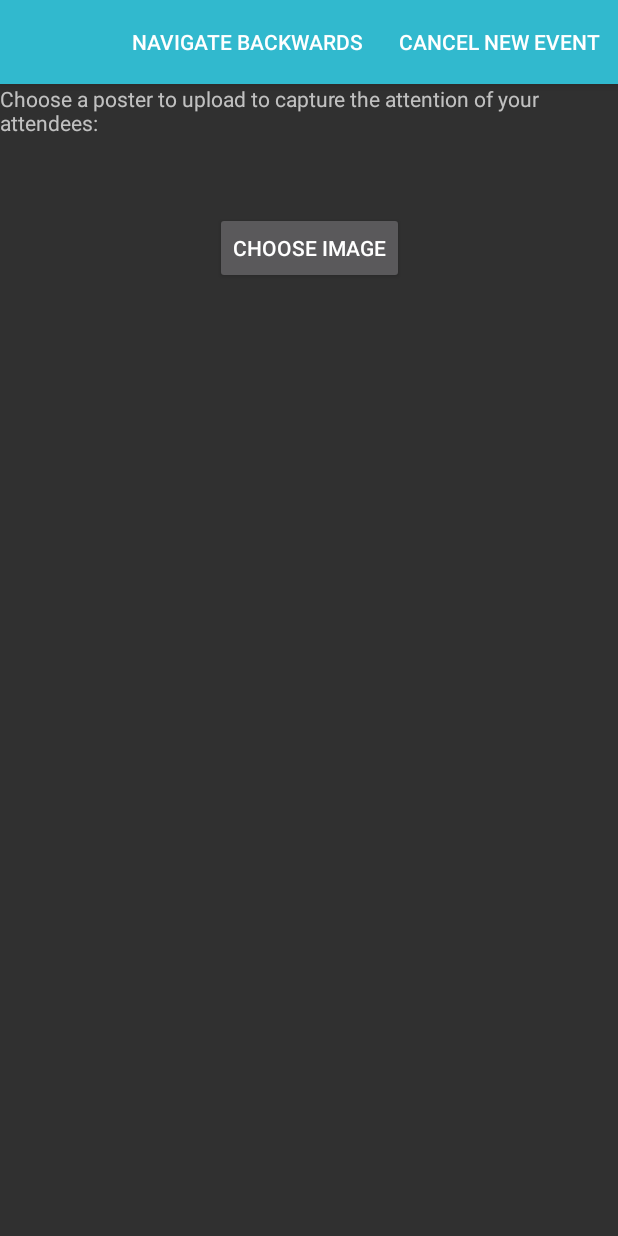
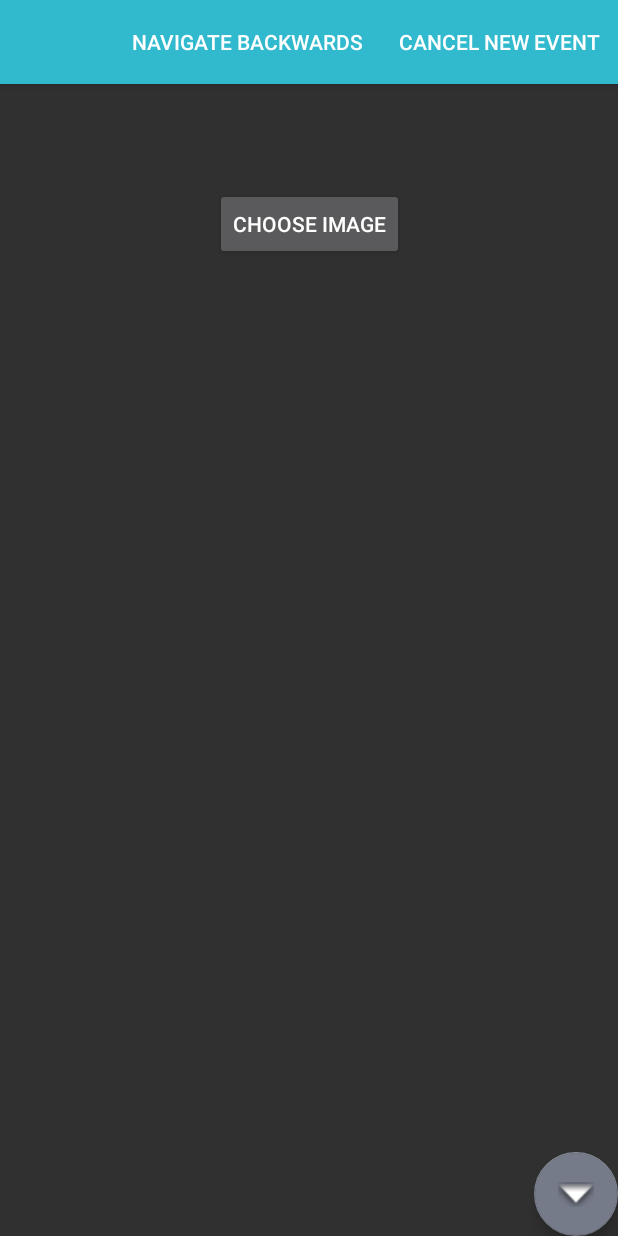
Before and after one commit to CMPUT301W24T04/QrazyQRsRUs, an Android app: the NewEventTextFragment screen opened through its navigation route, after a tap on an icon or button, on a phone screen of 412 x 824 dp. Run offline under Robolectric (Android 15) with nearby library versions, the phone set to English and light mode, and no system bars; 2 other taps on this screen came first.

Commit message:
added functionality for user input to be made into a new Event object. added qr code display to qr fragment. added static qr code generation. next is to make the qr code that is generated be specific to event title/id (encode title in content, in order to find encoded event upon scanning qr code)

```diff
--- a/code/app/build.gradle.kts
+++ b/code/app/build.gradle.kts
@@ -56,4 +56,7 @@ dependencies {
 
     // Jetpack Compose Integration
     implementation("androidx.navigation:navigation-compose:$nav_version")
+
+    //ZXing QR Codes
+    implementation("com.journeyapps:zxing-android-embedded:4.3.0")
 }
--- /dev/null
+++ b/code/app/src/main/java/com/example/qrazyqrsrus/Event.java
@@ -0,0 +1,56 @@
+package com.example.qrazyqrsrus;
+
+import java.io.Serializable;
+import java.util.Date;
+
+
+public class Event implements Serializable {
+    private String eventName;
+    private String location;
+    private Date date;
+    private String details;
+
+    // Default constructor
+    public Event() {
+    }
+
+    public Event(String eventName, String location, Date date, String details) {
+        this.eventName = eventName;
+        this.location = location;
+        this.date = date;
+        this.details = details;
+    }
+
+    public String getEventName() {
+        return eventName;
+    }
+
+    public void setEventName(String eventName) {
+        this.eventName = eventName;
+    }
+
+    public String getLocation() {
+        return location;
+    }
+
+    public void setLocation(String location) {
+        this.location = location;
+    }
+
+    public Date getDate() {
+        return date;
+    }
+
+    public void setDate(Date date) {
+        this.date = date;
+    }
+
+    public String getDetails() {
+        return details;
+    }
+
+    public void setDetails(String details) {
+        this.details = details;
+    }
+
+}
--- a/code/app/src/main/java/com/example/qrazyqrsrus/MainActivity.java
+++ b/code/app/src/main/java/com/example/qrazyqrsrus/MainActivity.java
@@ -9,11 +9,14 @@ import androidx.navigation.fragment.NavHostFragment;
 import android.os.Bundle;
 import android.view.View;
 
-//used to implement NewEventNavHostFragment.AddEventListener
-public class MainActivity extends AppCompatActivity{
+import java.util.ArrayList;
+
+//temporarily implements NewEventTextFragment.AdddEventListener until we get firestore functionality
+public class MainActivity extends AppCompatActivity implements NewEventTextFragment.AddEventListener {
     private NavHostFragment navHostFragment;
 //    private NavController navController = Navigation.findNavController(this, R.id.new_event_nav_host);
     private NavController navController;
+    private ArrayList<Event> eventList = new ArrayList<Event>();
 
     @Override
     protected void onCreate(Bundle savedInstanceState) {
@@ -33,4 +36,8 @@ public class MainActivity extends AppCompatActivity{
 //        //navHostFragment = (NavHostFragment) getSupportFragmentManager().findFragmentById(R.id.new_event_nav_host);
 //        //navController = navHostFragment.getNavController();
 //    }
+    //temporarily have an addEvent method. should eventuall be changed to be an observer and update when model (firestore) is changed.
+    public void addEvent(Event event){
+        eventList.add(event);
+    }
 }
--- a/code/app/src/main/java/com/example/qrazyqrsrus/NewEventImageFragment.java
+++ b/code/app/src/main/java/com/example/qrazyqrsrus/NewEventImageFragment.java
@@ -6,12 +6,15 @@ import android.view.Menu;
 import android.view.MenuItem;
 import android.view.View;
 import android.view.ViewGroup;
+import android.widget.TextView;
 
 import androidx.appcompat.app.AppCompatActivity;
 import androidx.appcompat.widget.Toolbar;
 import androidx.fragment.app.Fragment;
 import androidx.navigation.NavController;
 import androidx.navigation.Navigation;
+
+import com.google.android.material.floatingactionbutton.FloatingActionButton;
 
 public class NewEventImageFragment extends Fragment implements Toolbar.OnMenuItemClickListener {
     private Toolbar toolbar;
@@ -40,9 +43,16 @@ public class NewEventImageFragment extends Fragment implements Toolbar.OnMenuIte
     public View onCreateView(LayoutInflater inflater, ViewGroup container,
                              Bundle savedInstanceState) {
         // Inflate the layout for this fragment
-        View returnView = inflater.inflate(R.layout.new_event_image_fragment, container, false);
-        createToolbar(returnView);
-        return returnView;
+        View view = inflater.inflate(R.layout.new_event_image_fragment, container, false);
+        createToolbar(view);
+        //temporarily display event name here
+        ((TextView) view.findViewById(R.id.new_event_image_text)).setText(((Event) getArguments().getSerializable("event")).getEventName());
+        FloatingActionButton fab = view.findViewById(R.id.image_screen_next_screen_button);
+        //pass bundle ahead to qr code
+        fab.setOnClickListener(v -> {
+            Navigation.findNavController(view).navigate(R.id.action_newEventImageFragment_to_newEventQrFragment, getArguments());
+        });
+        return view;
     }
 
     private void createToolbar(View view){
--- a/code/app/src/main/java/com/example/qrazyqrsrus/NewEventTextFragment.java
+++ b/code/app/src/main/java/com/example/qrazyqrsrus/NewEventTextFragment.java
@@ -1,24 +1,43 @@
 package com.example.qrazyqrsrus;
 
+import android.content.Context;
 import android.os.Bundle;
 import android.view.LayoutInflater;
 import android.view.MenuItem;
 import android.view.View;
 import android.view.ViewGroup;
+import android.widget.DatePicker;
+import android.widget.EditText;
 
+import androidx.annotation.NonNull;
 import androidx.appcompat.widget.Toolbar;
 import androidx.fragment.app.Fragment;
 import androidx.navigation.Navigation;
 
 import com.google.android.material.floatingactionbutton.FloatingActionButton;
 
+import java.util.Calendar;
+import java.util.Date;
+
 public class NewEventTextFragment extends Fragment implements Toolbar.OnMenuItemClickListener{
+    //temporarily define a listener to add events to. eventually we should be adding events to firstore
+    interface AddEventListener{
+        void addEvent(Event event);
+    }
     private Toolbar toolbar;
+    private AddEventListener listener;
     public static NewEventTextFragment newInstance(String param1, String param2) {
         NewEventTextFragment fragment = new NewEventTextFragment();
         Bundle args = new Bundle();
         fragment.setArguments(args);
         return fragment;
+    }
+
+    //temporarily set listener to be mainActivity. should eventually be adding events to firestore.
+    @Override
+    public void onAttach(@NonNull Context context) {
+        super.onAttach(context);
+        listener = (AddEventListener) context;
     }
 
     @Override
@@ -36,7 +55,13 @@ public class NewEventTextFragment extends Fragment implements Toolbar.OnMenuItem
         View view = inflater.inflate(R.layout.new_event_text_fragment, container, false);
         FloatingActionButton fab = view.findViewById(R.id.next_screen_button);
         fab.setOnClickListener(v -> {
-            Navigation.findNavController(view).navigate(R.id.action_newEventTextFragment_to_newEventImageFragment2);
+            //temporarily messily create a new event, put it in bundle to pass to next navigation destination
+            createNewEvent(view);
+            Event newEvent = createNewEvent(view);
+            listener.addEvent(newEvent);
+            Bundle bundle = new Bundle();
+            bundle.putSerializable("event", newEvent);
+            Navigation.findNavController(view).navigate(R.id.action_newEventTextFragment_to_newEventImageFragment2, bundle);
         });
         createToolbar(view);
         return view;
@@ -61,4 +86,32 @@ public class NewEventTextFragment extends Fragment implements Toolbar.OnMenuItem
         return false;
     }
 
+    //create new event from the user input. messy, needs error checking
+    private Event createNewEvent(View view){
+        String eventName = ((EditText) view.findViewById(R.id.event_name_edit_text)).getText().toString();
+        String eventLocation = ((EditText) view.findViewById(R.id.event_location_edit_text)).getText().toString();
+        Date eventDate = getDate(((DatePicker) view.findViewById(R.id.event_date_picker)));
+        String eventDetails = ((EditText) view.findViewById(R.id.event_details_edit_text)).getText().toString();
+
+        //temporary add event, we should be storing the event into firestore
+        return new Event(eventName, eventLocation, eventDate, eventDetails);
+    }
+
+    //we must convert the date that was picked by the user into an Date (java.util.Date)
+    //this conversion from the android DatePicker to a java Data is from https://stackoverflow.com/questions/8409043/getdate-from-datepicker-android on February 21st, 2024
+    //it was posted by user Andres Canavesi (https://stackoverflow.com/users/641238/andr%c3%a9s-canavesi) in the post (https://stackoverflow.com/a/14590523)
+    private Date getDate(DatePicker datePicker){
+        //we get the user input (picked date)
+        int day = datePicker.getDayOfMonth();
+        int month = datePicker.getMonth();
+        int year = datePicker.getYear();
+
+        //we convert the picked date into a calendar entry
+        Calendar calendar = Calendar.getInstance();
+        calendar.set(year, month, day);
+
+        //we use calendar.getTime() to get the formatted Date of the event
+        return calendar.getTime();
+    }
+
 }
--- a/code/app/src/main/res/layout/new_event_image_fragment.xml
+++ b/code/app/src/main/res/layout/new_event_image_fragment.xml
@@ -36,6 +36,13 @@
         android:text="Choose Image">
 
     </Button>
+    <com.google.android.material.floatingactionbutton.FloatingActionButton
+        android:id="@+id/image_screen_next_screen_button"
+        android:layout_width="wrap_content"
+        android:layout_height="wrap_content"
+        app:layout_constraintBottom_toBottomOf="parent"
+        app:layout_constraintRight_toRightOf="parent"
+        app:srcCompat="@android:drawable/arrow_down_float"/>
 
 
 </androidx.constraintlayout.widget.ConstraintLayout>
--- a/code/app/src/main/res/navigation/new_event_nav_graph.xml
+++ b/code/app/src/main/res/navigation/new_event_nav_graph.xml
@@ -31,12 +31,19 @@
         <action
             android:id="@+id/action_newEventImageFragment_to_newEventFragment"
             app:destination="@id/newEventFragment" />
+        <argument
+            android:name="new_event"
+            app:argType="com.example.qrazyqrsrus.Event" />
     </fragment>
     <fragment
         android:id="@+id/newEventQrFragment"
         android:name="com.example.qrazyqrsrus.NewEventQrFragment"
         android:label="new_event_qr_fragment"
-        tools:layout="@layout/new_event_qr_fragment" />
+        tools:layout="@layout/new_event_qr_fragment" >
+        <argument
+            android:name="new_event"
+            app:argType="com.example.qrazyqrsrus.Event" />
+    </fragment>
     <fragment
         android:id="@+id/newEventFragment"
         android:name="com.example.qrazyqrsrus.NewEventFragment"
```
Also changed, not shown: code/app/src/main/java/com/example/qrazyqrsrus/NewEventQrFragment.java (+28 -1 lines), code/app/src/main/res/layout/new_event_qr_fragment.xml (+9 -0 lines), code/app/src/main/res/layout/new_event_text_fragment.xml (+7 -8 lines).
